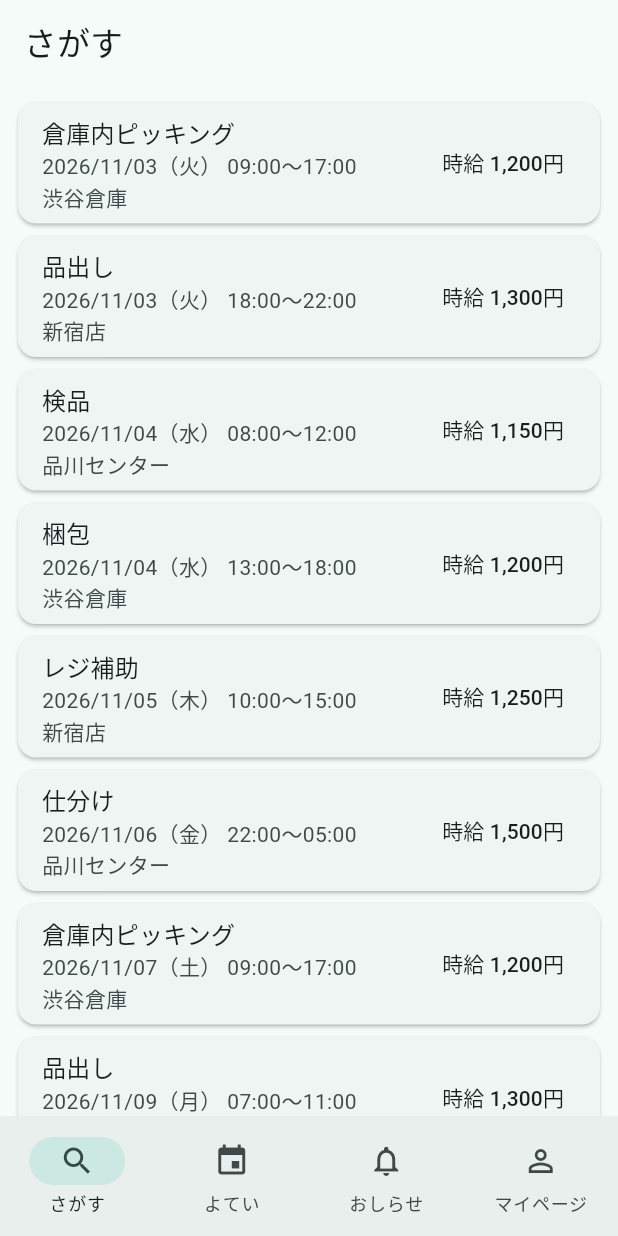
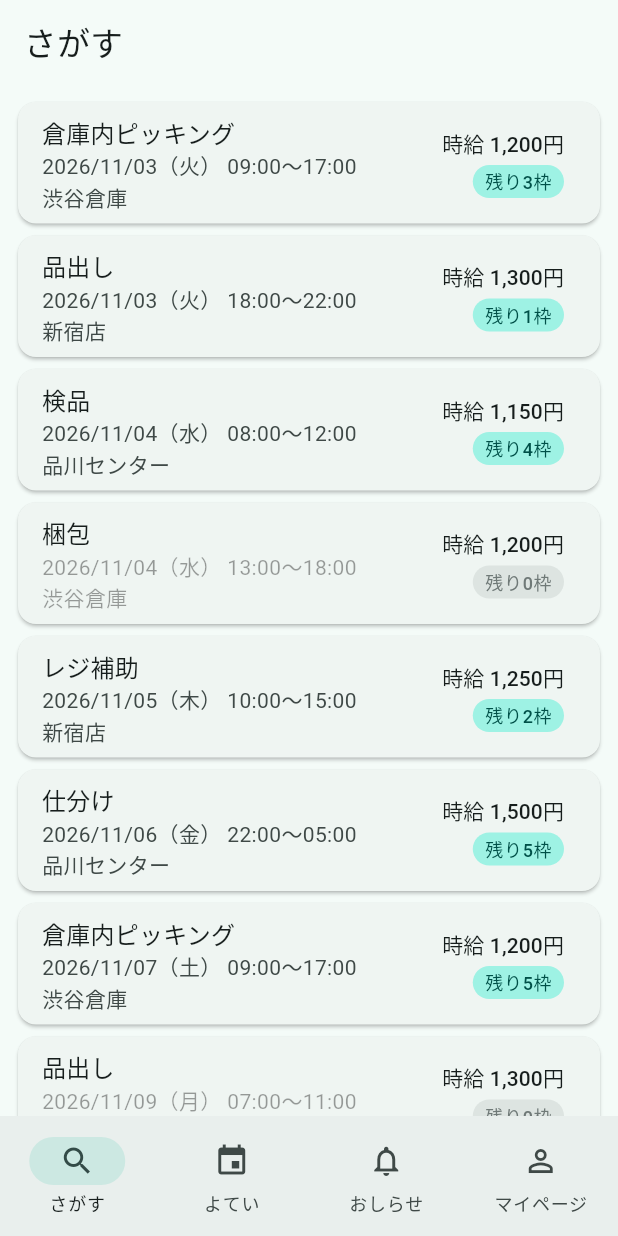
Before and after one commit to hata-junnosuke/next_team, a Flutter app: the screen it shows after launch, on a phone screen of 412 x 824 dp. Run offline on Flutter 3.47's test engine with Material 3 defaults, Android fonts, the phone set to English and light mode, and no system bars; our stand-ins replace go_router.

Commit message:
feat(mobile): issue #31 T6 「残り○枠」のバッジ（残り 0 は灰色で応募できない）
- JobPosting に capacity と remaining を足す（docs/01 の 6.11 の項目）。残り枠はアプリで計算せず、偽データに API の値の代わりとして持たせる
- 偽データの 4 と 8 を満員（残り 0）にする
- 一覧の行の右に時給とバッジを縦に並べる。残り 0 の行は ListTile の enabled: false で灰色にし、タップできなくする
- 詳細に残り枠の行を足し、残り 0 なら「満員」で押せなくする（/jobs/4 を直に開いたとき用）

Co-Authored-By: Claude Opus 5.5 <noreply@anthropic.com>

```diff
--- a/mobile/lib/features/jobs/data/fake_job_repository.dart
+++ b/mobile/lib/features/jobs/data/fake_job_repository.dart
@@ -21,6 +21,7 @@ class FakeJobRepository {
   static const _shinagawa = JobLocation(id: 3, name: '品川センター');
 
   // 募集の一覧。勤務日 → 開始時刻の順に並べて返す（API の並び順と同じ。docs/01 の 6.11）。
+  // 残り枠（remaining）は API が数えて返す値の代わり。4 と 8 は満員（残り 0）にしてある。
   // List<JobPosting>: JobPosting だけが入るリスト（TypeScript の JobPosting[]）。
   List<JobPosting> fetchJobPostings() {
     // 勤務日は「今日から何日後か」で作る。固定の日付にすると、日がたつと全部過去の募集になってしまうため。
@@ -38,6 +39,8 @@ class FakeJobRepository {
         endTime: '17:00',
         hourlyWage: 1200,
         transportAllowance: 500,
+        capacity: 5,
+        remaining: 3,
       ),
       JobPosting(
         id: 2,
@@ -48,6 +51,8 @@ class FakeJobRepository {
         endTime: '22:00',
         hourlyWage: 1300,
         transportAllowance: 0,
+        capacity: 3,
+        remaining: 1,
       ),
       JobPosting(
         id: 3,
@@ -58,6 +63,8 @@ class FakeJobRepository {
         endTime: '12:00',
         hourlyWage: 1150,
         transportAllowance: 400,
+        capacity: 4,
+        remaining: 4,
       ),
       JobPosting(
         id: 4,
@@ -68,6 +75,8 @@ class FakeJobRepository {
         endTime: '18:00',
         hourlyWage: 1200,
         transportAllowance: 500,
+        capacity: 2,
+        remaining: 0,
       ),
       JobPosting(
         id: 5,
@@ -78,6 +87,8 @@ class FakeJobRepository {
         endTime: '15:00',
         hourlyWage: 1250,
         transportAllowance: 0,
+        capacity: 3,
+        remaining: 2,
       ),
       JobPosting(
         id: 6,
@@ -88,6 +99,8 @@ class FakeJobRepository {
         endTime: '05:00',
         hourlyWage: 1500,
         transportAllowance: 600,
+        capacity: 6,
+        remaining: 5,
       ),
       JobPosting(
         id: 7,
@@ -98,6 +111,8 @@ class FakeJobRepository {
         endTime: '17:00',
         hourlyWage: 1200,
         transportAllowance: 500,
+        capacity: 5,
+        remaining: 5,
       ),
       JobPosting(
         id: 8,
@@ -108,6 +123,8 @@ class FakeJobRepository {
         endTime: '11:00',
         hourlyWage: 1300,
         transportAllowance: 0,
+        capacity: 2,
+        remaining: 0,
       ),
       JobPosting(
         id: 9,
@@ -118,6 +135,8 @@ class FakeJobRepository {
         endTime: '17:00',
         hourlyWage: 1150,
         transportAllowance: 400,
+        capacity: 3,
+        remaining: 3,
       ),
       JobPosting(
         id: 10,
@@ -128,6 +147,8 @@ class FakeJobRepository {
         endTime: '23:00',
         hourlyWage: 1400,
         transportAllowance: 500,
+        capacity: 4,
+        remaining: 1,
       ),
     ];
   }
--- a/mobile/lib/features/jobs/domain/job_posting.dart
+++ b/mobile/lib/features/jobs/domain/job_posting.dart
@@ -1,7 +1,6 @@
 // 募集のモデル（データの型）。画面とリポジトリの両方がこの型でやりとりする。
 // TypeScript で言うと web/ の zod スキーマから作る型（type JobPosting = z.infer<...>）に当たる。
 // 項目は docs/01 の 6.11 の WorkerJobPostingResource に合わせ、Step 7 で API に替えても画面を直さずに済むようにする。
-// 残り枠（capacity / remaining）は「残り○枠」のバッジのコミットで足す。
 //
 // クラス: https://dart.dev/language/classes
 // コンストラクタ: https://dart.dev/language/constructors
@@ -27,6 +26,8 @@ class JobPosting {
     required this.endTime,
     required this.hourlyWage,
     required this.transportAllowance,
+    required this.capacity,
+    required this.remaining,
   });
 
   final int id;
@@ -41,4 +42,8 @@ class JobPosting {
   // 時給と交通費（円）。
   final int hourlyWage;
   final int transportAllowance;
+  // 定員と残り枠（人数）。残り枠は API が数えて返す値をそのまま持つ（docs/01 の 6.11 の remaining）。
+  // アプリで「定員 − 確定数」を計算しないのは、数え方（どの状態の応募を数えるか）が業務ルールだから。
+  final int capacity;
+  final int remaining;
 }
--- a/mobile/lib/features/jobs/presentation/job_detail_screen.dart
+++ b/mobile/lib/features/jobs/presentation/job_detail_screen.dart
@@ -67,6 +67,10 @@ class _JobDetailScreenState extends State<JobDetailScreen> {
           _DetailRow(label: '拠点', value: job.location.name),
           _DetailRow(label: '時給', value: formatYen(job.hourlyWage)),
           _DetailRow(label: '交通費', value: formatYen(job.transportAllowance)),
+          _DetailRow(
+            label: '残り枠',
+            value: '${job.remaining}枠（定員 ${job.capacity}人）',
+          ),
         ],
       ),
       // 画面の下に固定するボタン。この Scaffold は下タブの内側にあるので、ボタンは下タブのすぐ上に出る。
@@ -79,8 +83,19 @@ class _JobDetailScreenState extends State<JobDetailScreen> {
             // onPressed に null を渡すと、ボタンは押せない見た目（灰色）になる（HTML の disabled）。
             // setState: state を変えて「build をやり直して」と Flutter に伝える（React の setApplied(true)）。
             // _applied = true と書くだけでは画面は変わらない。必ず setState の中で変える。
-            onPressed: _applied ? null : () => setState(() => _applied = true),
-            child: Text(_applied ? '応募済み' : '応募する'),
+            // 満員（残り 0）のときも押せなくする。一覧からは入れないが、/jobs/4 を直に開いたとき用。
+            // Step 7 では、押せるかどうかを API の can.apply で決め、最後の判定は API の 422 に任せる。
+            onPressed: _applied || job.remaining == 0
+                ? null
+                : () => setState(() => _applied = true),
+            // 三項演算子の入れ子は読みにくい。応募の状態の文言は、後のコミットで switch 式に替える。
+            child: Text(
+              _applied
+                  ? '応募済み'
+                  : job.remaining == 0
+                  ? '満員'
+                  : '応募する',
+            ),
           ),
         ),
       ),
--- a/mobile/lib/features/jobs/presentation/job_list_tile.dart
+++ b/mobile/lib/features/jobs/presentation/job_list_tile.dart
@@ -1,4 +1,5 @@
-// 募集一覧の 1 行。日付・時間帯・拠点・職種・時給を出す。
+// 募集一覧の 1 行。日付・時間帯・拠点・職種・時給と「残り○枠」のバッジを出す。
+// 残り枠が 0 の行は灰色にし、タップできなくする（詳細に入れないので応募もできない）。
 // React で言うと、一覧の map の中で返す <JobListItem job={job} /> コンポーネントに当たる。
 //
 // Card: https://api.flutter.dev/flutter/material/Card-class.html
@@ -20,10 +21,14 @@ class JobListTile extends StatelessWidget {
   Widget build(BuildContext context) {
     // Theme.of(context): いちばん近い祖先のテーマを読む（React の useContext(ThemeContext)）。
     final textTheme = Theme.of(context).textTheme;
+    // 満員かどうか。Step 7 では API の can.apply（応募できるか）を見るように替える。
+    final isFull = job.remaining == 0;
 
     return Card(
       // ListTile = 「上に見出し・下に補足・右に飾り」の 1 行の決まった形。
       child: ListTile(
+        // enabled: false にすると、文字が灰色になり、onTap も呼ばれなくなる。
+        enabled: !isFull,
         title: Text(job.jobTitle, style: textTheme.titleMedium),
         // Column = 子を縦に並べる（CSS の flex-direction: column）。
         subtitle: Column(
@@ -36,9 +41,20 @@ class JobListTile extends StatelessWidget {
             Text(job.location.name),
           ],
         ),
-        trailing: Text(
-          '時給 ${formatYen(job.hourlyWage)}',
-          style: textTheme.titleSmall,
+        // 右端に時給とバッジを縦に並べる。
+        trailing: Column(
+          // mainAxisAlignment.center: 縦の真ん中に寄せる（CSS の justify-content: center）。
+          mainAxisAlignment: MainAxisAlignment.center,
+          crossAxisAlignment: CrossAxisAlignment.end,
+          children: [
+            Text(
+              '時給 ${formatYen(job.hourlyWage)}',
+              style: textTheme.titleSmall,
+            ),
+            // SizedBox を高さだけで使うと、すき間になる（CSS の margin の代わり）。
+            const SizedBox(height: 4),
+            _RemainingBadge(remaining: job.remaining),
+          ],
         ),
         // 押したら詳細へ。context.go は go_router が足したメソッドで、パスで画面を移る（Next.js の router.push）。
         // /jobs/3 は /jobs の子なので、一覧の上に詳細が重なり、戻るボタンが出る。
@@ -47,3 +63,37 @@ class JobListTile extends StatelessWidget {
     );
   }
 }
+
+// 「残り○枠」のバッジ。残り 0 なら灰色にする。
+// 一覧の 1 行の中でしか使わないので、同じファイルに _ を付けて置く。表示するだけなので Stateless。
+class _RemainingBadge extends StatelessWidget {
+  const _RemainingBadge({required this.remaining});
+
+  final int remaining;
+
+  @override
+  Widget build(BuildContext context) {
+    // colorScheme: theme.dart で seedColor から作った色の組み合わせ。色はここから選び、直に書かない。
+    final colors = Theme.of(context).colorScheme;
+    final isFull = remaining == 0;
+
+    // Container = 背景色・角丸・余白を付けられる箱（HTML の <div style="...">）。
+    return Container(
+      padding: const EdgeInsets.symmetric(horizontal: 8, vertical: 2),
+      // BoxDecoration: 箱の見た目（背景色・角丸・枠線）。CSS の background と border-radius。
+      decoration: BoxDecoration(
+        color: isFull
+            ? colors.surfaceContainerHighest
+            : colors.primaryContainer,
+        borderRadius: BorderRadius.circular(12),
+      ),
+      child: Text(
+        '残り$remaining枠',
+        style: TextStyle(
+          fontSize: 12,
+          color: isFull ? colors.outline : colors.onPrimaryContainer,
+        ),
+      ),
+    );
+  }
+}
```
